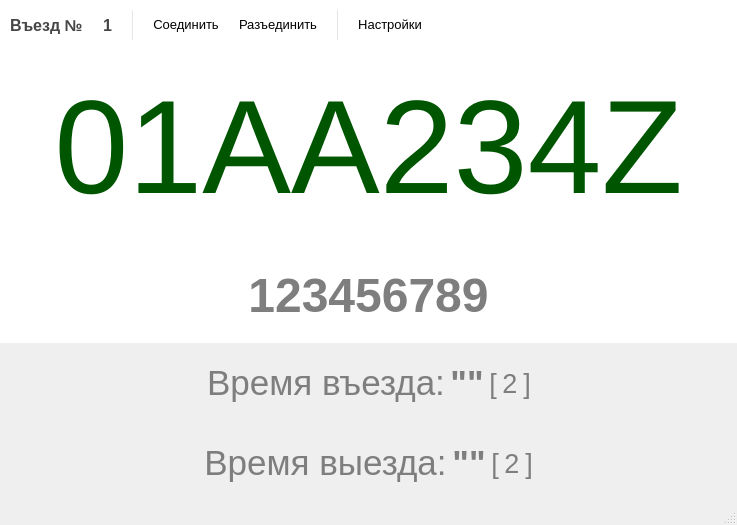
Old version of the form AccessController/MainWindow.ui in the repository Baxulio/ParkingACS.
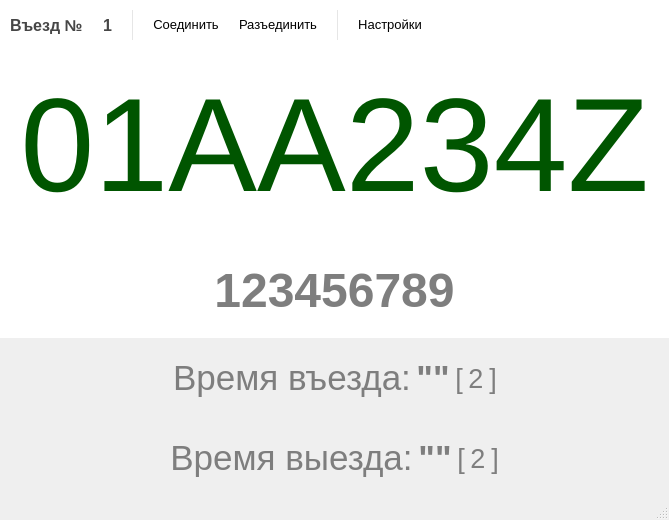
New version of the form. Icons and pictures are not drawn.

What changed in the file:
```diff
--- a/AccessController/MainWindow.ui
+++ b/AccessController/MainWindow.ui
@@ -6,8 +6,8 @@
    <rect>
     <x>0</x>
     <y>0</y>
-    <width>737</width>
-    <height>525</height>
+    <width>600</width>
+    <height>425</height>
    </rect>
   </property>
   <property name="windowTitle">
```
